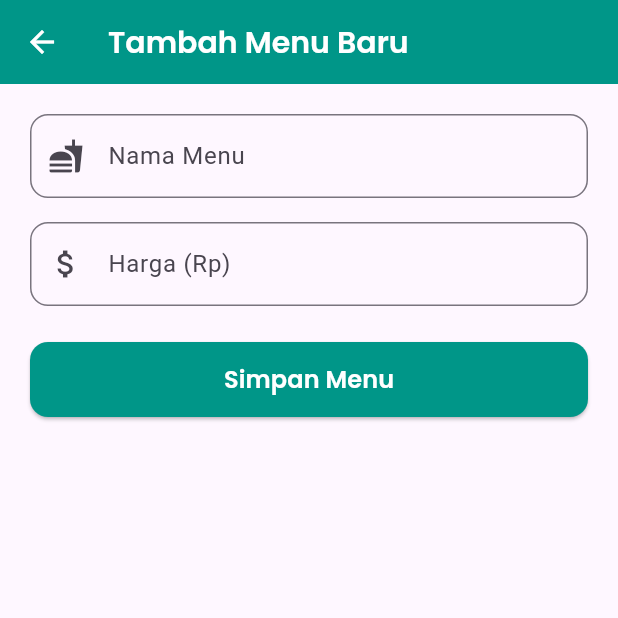
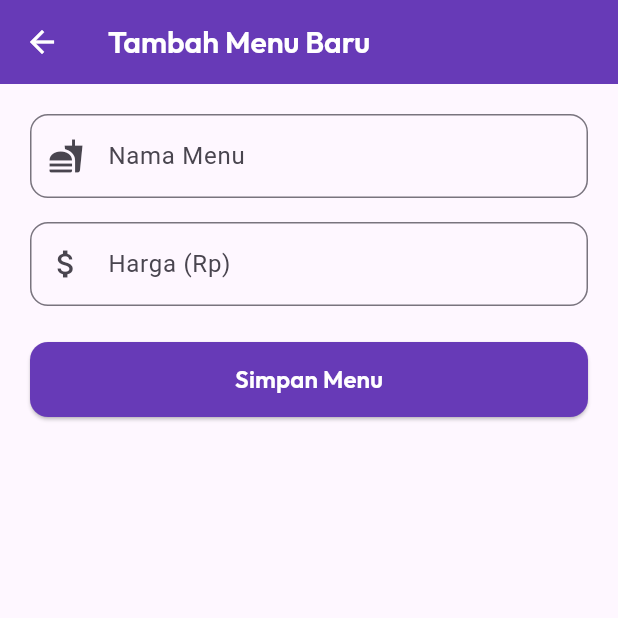
Before and after one commit to gen-foss/project-uts-kantin, a Flutter app: the screen it shows after launch, after a tap on the "add" icon, on a phone screen of 412 x 824 dp, the top half of it. Run offline on Flutter 3.47's test engine with Material 3 defaults, Android fonts, the phone set to English and light mode, and no system bars; our stand-ins replace get, google_fonts.

Commit message:
update theme colors to deep purple and change font to GoogleFonts.Outfit for improved readability

```diff
--- a/lib/main.dart
+++ b/lib/main.dart
@@ -16,7 +16,7 @@ class MyApp extends StatelessWidget {
     return GetMaterialApp(
       title: 'Pencatat Menu Kantin',
       debugShowCheckedModeBanner: false,
-      theme: ThemeData(primarySwatch: Colors.teal, useMaterial3: true),
+      theme: ThemeData(primarySwatch: Colors.deepPurple, useMaterial3: true),
       home: const DaftarMenuPage(),
     );
   }
@@ -56,7 +56,7 @@ class _DaftarMenuPageState extends State<DaftarMenuPage> {
           weight: FontWeight.w600,
           color: Colors.white,
         ),
-        backgroundColor: Colors.teal,
+        backgroundColor: Colors.deepPurple,
         centerTitle: true,
       ),
       body: Column(
@@ -67,7 +67,7 @@ class _DaftarMenuPageState extends State<DaftarMenuPage> {
               'Total ${_daftarMenu.length} menu tersedia',
               size: 16,
               weight: FontWeight.w500,
-              color: Colors.teal.shade700,
+              color: Colors.deepPurple.shade700,
             ),
           ),
           Expanded(
@@ -85,7 +85,7 @@ class _DaftarMenuPageState extends State<DaftarMenuPage> {
                   child: ListTile(
                     leading: const Icon(
                       Icons.restaurant_menu,
-                      color: Colors.teal,
+                      color: Colors.deepPurple,
                       size: 28,
                     ),
                     title: AppText(
@@ -100,7 +100,7 @@ class _DaftarMenuPageState extends State<DaftarMenuPage> {
                     ),
                     trailing: const Icon(
                       Icons.chevron_right,
-                      color: Colors.teal,
+                      color: Colors.deepPurple,
                     ),
                     onTap: () {
                       Get.to(() => DetailMenuPage(menu: menu));
@@ -119,7 +119,7 @@ class _DaftarMenuPageState extends State<DaftarMenuPage> {
             _tambahMenu(hasil);
           }
         },
-        backgroundColor: Colors.teal,
+        backgroundColor: Colors.deepPurple,
         child: const Icon(Icons.add, color: Colors.white),
       ),
     );
@@ -142,7 +142,7 @@ class DetailMenuPage extends StatelessWidget {
           weight: FontWeight.w600,
           color: Colors.white,
         ),
-        backgroundColor: Colors.teal,
+        backgroundColor: Colors.deepPurple,
         leading: IconButton(
           icon: const Icon(Icons.arrow_back, color: Colors.white),
           onPressed: () => Get.back(),
@@ -161,7 +161,11 @@ class DetailMenuPage extends StatelessWidget {
               child: Column(
                 mainAxisSize: MainAxisSize.min,
                 children: [
-                  const Icon(Icons.fastfood, size: 80, color: Colors.teal),
+                  const Icon(
+                    Icons.fastfood,
+                    size: 80,
+                    color: Colors.deepPurple,
+                  ),
                   const SizedBox(height: 20),
                   AppText(
                     menu.nama,
@@ -174,7 +178,7 @@ class DetailMenuPage extends StatelessWidget {
                     'Rp ${menu.harga.toString().replaceAllMapped(RegExp(r'(\d{1,3})(?=(\d{3})+(?!\d))'), (Match m) => '${m[1]}.')}',
                     size: 20,
                     weight: FontWeight.w600,
-                    color: Colors.teal.shade700,
+                    color: Colors.deepPurple.shade700,
                   ),
                   const SizedBox(height: 24),
                   ElevatedButton.icon(
@@ -187,7 +191,7 @@ class DetailMenuPage extends StatelessWidget {
                       color: Colors.white,
                     ),
                     style: ElevatedButton.styleFrom(
-                      backgroundColor: Colors.teal,
+                      backgroundColor: Colors.deepPurple,
                       padding: const EdgeInsets.symmetric(
                         horizontal: 24,
                         vertical: 12,
@@ -244,7 +248,7 @@ class _TambahMenuPageState extends State<TambahMenuPage> {
           weight: FontWeight.w600,
           color: Colors.white,
         ),
-        backgroundColor: Colors.teal,
+        backgroundColor: Colors.deepPurple,
         leading: IconButton(
           icon: const Icon(Icons.arrow_back, color: Colors.white),
           onPressed: () => Get.back(),
@@ -303,7 +307,7 @@ class _TambahMenuPageState extends State<TambahMenuPage> {
                 child: ElevatedButton(
                   onPressed: _simpanMenu,
                   style: ElevatedButton.styleFrom(
-                    backgroundColor: Colors.teal,
+                    backgroundColor: Colors.deepPurple,
                     shape: RoundedRectangleBorder(
                       borderRadius: BorderRadius.circular(12),
                     ),
--- a/lib/widgets/app_text.dart
+++ b/lib/widgets/app_text.dart
@@ -1,9 +1,9 @@
 import 'package:flutter/material.dart';
 import 'package:google_fonts/google_fonts.dart';
 
-/// Alasan desain: Menggunakan GoogleFonts.Poppins karena font ini modern,
-/// mudah dibaca, dan cocok untuk aplikasi kantin yang bersih & ramah pengguna.
-/// Parameter size & weight memungkinkan reusability tanpa mengorbankan konsistensi.
+/// Alasan desain: Menggunakan GoogleFonts.Outfit karena font ini modern,
+/// bersih, dan sangat mudah dibaca di layar mobile. Cocok untuk aplikasi
+/// kantin yang ingin tampil sederhana namun profesional.
 class AppText extends StatelessWidget {
   final String text;
   final double size;
@@ -25,7 +25,7 @@ class AppText extends StatelessWidget {
     return Text(
       text,
       textAlign: textAlign,
-      style: GoogleFonts.poppins(
+      style: GoogleFonts.outfit(
         fontSize: size,
         fontWeight: weight,
         color: color ?? Colors.black87,
```
